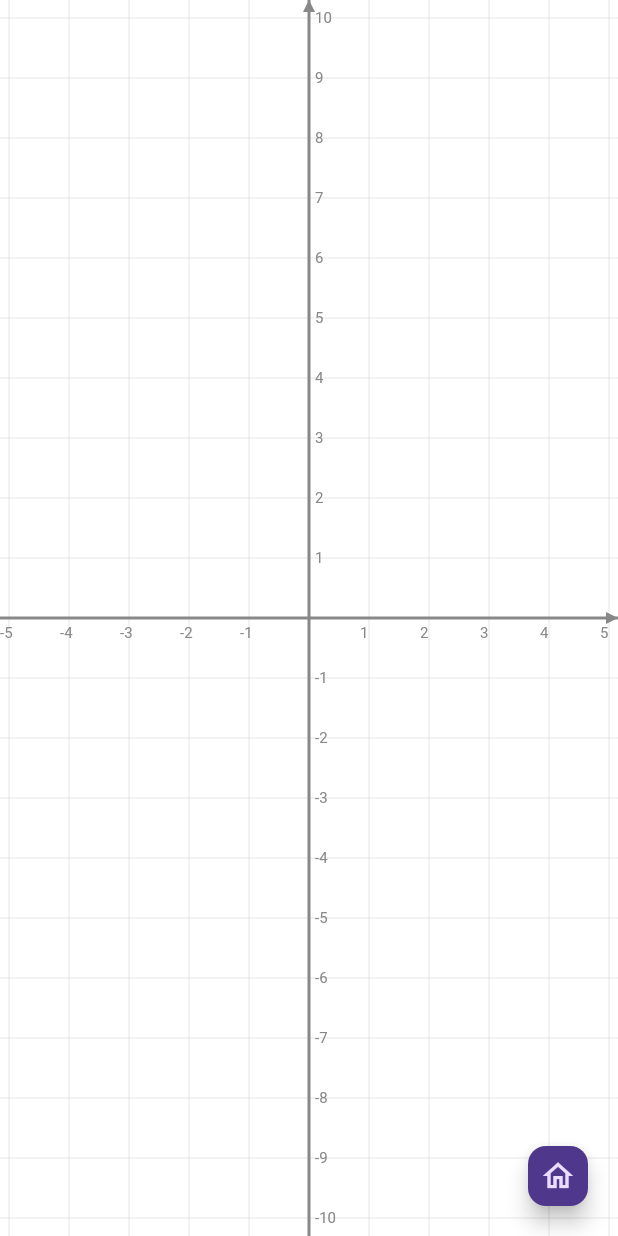
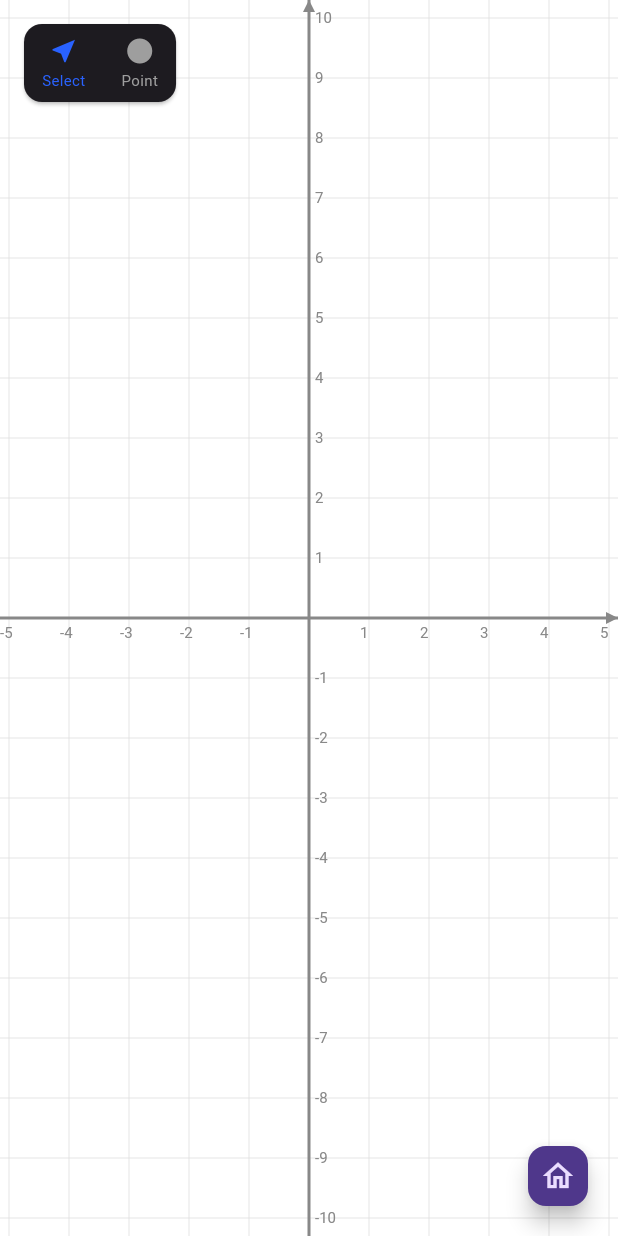
Before and after one commit to Feliks729/math_tool, a Flutter app: the screen it shows after launch, after a tap on the "home" icon, on a phone screen of 412 x 824 dp. Run offline on Flutter 3.47's test engine with Material 3 defaults, Android fonts, the phone set to English and light mode, and no system bars; our stand-ins replace flutter_riverpod, math_expressions, riverpod.

Commit message:
Часть 2.4-2.6: слои, состояние Riverpod, точки на поле

```diff
--- /dev/null
+++ b/lib/core/math_model/point_object.dart
@@ -0,0 +1,32 @@
+// ============================================
+// ФАЙЛ: lib/core/math_model/point_object.dart
+// ЧАСТЬ ПЛАНА: 2.6 — Объект точки на поле
+// ЧТО ДЕЛАЕТ: MathObject-обёртка над MathPoint для хранения в состоянии поля
+// ЗАВИСИТ ОТ: math_object.dart, math_point.dart, constants.dart
+// ============================================
+
+import 'math_object.dart';
+import 'math_point.dart';
+
+class PointObject extends MathObject {
+  final MathPoint point;
+
+  PointObject({
+    required this.point,
+    super.isVisible,
+    super.isSelected,
+    super.id,
+  }) : super(type: MathObjectType.point);
+
+  // Ограничивающий прямоугольник — маленькая область вокруг точки
+  @override
+  BoundingBox boundingBox() => (
+        minX: point.x - 0.3,
+        minY: point.y - 0.3,
+        maxX: point.x + 0.3,
+        maxY: point.y + 0.3,
+      );
+
+  @override
+  String toString() => 'PointObject($point)';
+}
--- a/lib/field/grid_field.dart
+++ b/lib/field/grid_field.dart
@@ -1,35 +1,39 @@
 // ============================================
 // ФАЙЛ: lib/field/grid_field.dart
-// ЧАСТЬ ПЛАНА: 2.1 — GridField — главный виджет
-// ЧТО ДЕЛАЕТ: интерактивная сетка с зумом и панорамой
-// ЗАВИСИТ ОТ: grid_controller.dart, grid_painter.dart, grid_settings.dart
+// ЧАСТЬ ПЛАНА: 2.6 — Подключение состояния к полю
+// ЧТО ДЕЛАЕТ: интерактивная сетка с состоянием через Riverpod
+// ЗАВИСИТ ОТ: grid_controller.dart, grid_painter.dart, слои, state
 // ============================================
 
 import 'package:flutter/gestures.dart';
 import 'package:flutter/material.dart';
+import 'package:flutter_riverpod/flutter_riverpod.dart';
 
 import '../core/constants.dart';
-
+import '../core/math_model/math_point.dart';
+import '../core/math_model/point_object.dart';
+import '../state/field_state.dart';
+import '../state/tool_state.dart';
 import 'grid_controller.dart';
 import 'grid_painter.dart';
 import 'grid_settings.dart';
+import 'layers/annotations_layer.dart';
+import 'layers/interaction_layer.dart';
+import 'layers/objects_layer.dart';
 
-class GridField extends StatefulWidget {
+class GridField extends ConsumerStatefulWidget {
   final GridSettings? settings;
 
   const GridField({super.key, this.settings});
 
   @override
-  State<GridField> createState() => _GridFieldState();
+  ConsumerState<GridField> createState() => _GridFieldState();
 }
 
-class _GridFieldState extends State<GridField> {
+class _GridFieldState extends ConsumerState<GridField> {
   late GridController _controller;
 
-  // Масштаб в начале жеста — нужен чтобы зум был относительным
   double _scaleAtGestureStart = 1.0;
-
-  // Флаг — центрировали ли уже при первом layout
   bool _centered = false;
 
   @override
@@ -46,7 +50,7 @@ class _GridFieldState extends State<GridField> {
     super.dispose();
   }
 
-  // Колёсико мыши — зум на desktop и в браузере
+  // Колёсико мыши — зум
   void _onPointerSignal(PointerSignalEvent event) {
     if (event is PointerScrollEvent) {
       if (event.scrollDelta.dy < 0) {
@@ -63,26 +67,64 @@ class _GridFieldState extends State<GridField> {
 
   void _onScaleUpdate(ScaleUpdateDetails details) {
     if (details.scale != 1.0) {
-      final newScale = (_scaleAtGestureStart * details.scale).clamp(kZoomMin, kZoomMax);
+      final newScale =
+          (_scaleAtGestureStart * details.scale).clamp(kZoomMin, kZoomMax);
       _controller.scale = newScale;
     }
     _controller.pan(details.focalPointDelta.dx, details.focalPointDelta.dy);
   }
 
+  // Тап по полю — поведение зависит от активного инструмента
   void _onTapDown(TapDownDetails details) {
-    final fieldPoint = _controller.screenToField(details.localPosition);
-    debugPrint(
-      'Тап: (${fieldPoint.dx.toStringAsFixed(2)}, ${fieldPoint.dy.toStringAsFixed(2)})',
+    final activeTool = ref.read(activeToolProvider);
+
+    if (activeTool == ActiveTool.point) {
+      _placePoint(details.localPosition);
+    }
+  }
+
+  // Поставить точку в позиции тапа
+  void _placePoint(Offset screenPos) {
+    var fieldPos = _controller.screenToField(screenPos);
+
+    // Привязка к узлу сетки если включена
+    if (_controller.settings.snapToGrid) {
+      fieldPos = _controller.snapToGrid(fieldPos);
+    }
+
+    // Следующая буква метки: A, B, C... по числу уже существующих точек
+    final existingPoints = ref
+        .read(fieldProvider)
+        .objects
+        .whereType<PointObject>()
+        .length;
+    final label = existingPoints < 26
+        ? String.fromCharCode('A'.codeUnitAt(0) + existingPoints)
+        : 'P$existingPoints';
+
+    final obj = PointObject(
+      point: MathPoint(x: fieldPos.dx, y: fieldPos.dy, label: label),
     );
+
+    ref.read(fieldProvider.notifier).addObject(obj);
   }
 
   @override
   Widget build(BuildContext context) {
+    final fieldState = ref.watch(fieldProvider);
+    final activeTool = ref.watch(activeToolProvider);
+
+    // Находим выделенный объект для InteractionLayer
+    final selected = fieldState.selectedObjectId != null
+        ? fieldState.objects
+            .where((o) => o.id == fieldState.selectedObjectId)
+            .firstOrNull
+        : null;
+
     return LayoutBuilder(
       builder: (context, constraints) {
         final size = Size(constraints.maxWidth, constraints.maxHeight);
 
-        // Центрируем один раз при первом построении
         if (!_centered && size != Size.zero) {
           _centered = true;
           WidgetsBinding.instance.addPostFrameCallback((_) {
@@ -98,6 +140,7 @@ class _GridFieldState extends State<GridField> {
             onTapDown: _onTapDown,
             child: Stack(
               children: [
+                // Слой 0 — сетка
                 SizedBox.expand(
                   child: AnimatedBuilder(
                     animation: _controller,
@@ -107,7 +150,50 @@ class _GridFieldState extends State<GridField> {
                   ),
                 ),
 
-                // Кнопка сброса — центрирует с текущим размером экрана
+                // Слой 1 — объекты
+                SizedBox.expand(
+                  child: AnimatedBuilder(
+                    animation: _controller,
+                    builder: (context, _) => CustomPaint(
+                      painter: ObjectsLayer(
+                        objects: fieldState.objects,
+                        controller: _controller,
+                      ),
+                    ),
+                  ),
+                ),
+
+                // Слой 2 — аннотации
+                SizedBox.expand(
+                  child: CustomPaint(
+                    painter: AnnotationsLayer(
+                      objects: fieldState.objects,
+                      controller: _controller,
+                    ),
+                  ),
+                ),
+
+                // Слой 3 — интерактив
+                SizedBox.expand(
+                  child: AnimatedBuilder(
+                    animation: _controller,
+                    builder: (context, _) => CustomPaint(
+                      painter: InteractionLayer(
+                        controller: _controller,
+                        selectedObject: selected,
+                      ),
+                    ),
+                  ),
+                ),
+
+                // Временная панель инструментов для тестирования
+                Positioned(
+                  top: 12,
+                  left: 12,
+                  child: _ToolBar(activeTool: activeTool),
+                ),
+
+                // Кнопка сброса вида
                 Positioned(
                   right: 16,
                   bottom: 16,
@@ -125,3 +211,78 @@ class _GridFieldState extends State<GridField> {
     );
   }
 }
+
+// Временная панель инструментов — для тестирования постановки точек
+class _ToolBar extends ConsumerWidget {
+  final ActiveTool activeTool;
+
+  const _ToolBar({required this.activeTool});
+
+  @override
+  Widget build(BuildContext context, WidgetRef ref) {
+    return Card(
+      child: Row(
+        mainAxisSize: MainAxisSize.min,
+        children: [
+          _ToolButton(
+            icon: Icons.near_me,
+            label: 'Select',
+            active: activeTool == ActiveTool.select,
+            onTap: () => ref.read(activeToolProvider.notifier).state =
+                ActiveTool.select,
+          ),
+          _ToolButton(
+            icon: Icons.circle,
+            label: 'Point',
+            active: activeTool == ActiveTool.point,
+            onTap: () => ref.read(activeToolProvider.notifier).state =
+                ActiveTool.point,
+          ),
+        ],
+      ),
+    );
+  }
+}
+
+class _ToolButton extends StatelessWidget {
+  final IconData icon;
+  final String label;
+  final bool active;
+  final VoidCallback onTap;
+
+  const _ToolButton({
+    required this.icon,
+    required this.label,
+    required this.active,
+    required this.onTap,
+  });
+
+  @override
+  Widget build(BuildContext context) {
+    return InkWell(
+      onTap: onTap,
+      borderRadius: BorderRadius.circular(8),
+      child: Padding(
+        padding: const EdgeInsets.symmetric(horizontal: 12, vertical: 8),
+        child: Column(
+          mainAxisSize: MainAxisSize.min,
+          children: [
+            Icon(
+              icon,
+              size: 20,
+              color: active ? kColorPoint : Colors.grey,
+            ),
+            const SizedBox(height: 2),
+            Text(
+              label,
+              style: TextStyle(
+                fontSize: 10,
+                color: active ? kColorPoint : Colors.grey,
+              ),
+            ),
+          ],
+        ),
+      ),
+    );
+  }
+}
--- /dev/null
+++ b/lib/field/layers/annotations_layer.dart
@@ -0,0 +1,34 @@
+// ============================================
+// ФАЙЛ: lib/field/layers/annotations_layer.dart
+// ЧАСТЬ ПЛАНА: 2.4 — Слои поля
+// ЧТО ДЕЛАЕТ: слой аннотаций — подписи, размеры, углы
+// ЗАВИСИТ ОТ: math_object.dart, grid_controller.dart
+// ============================================
+
+import 'package:flutter/material.dart';
+
+import '../../core/math_model/math_object.dart';
+import '../grid_controller.dart';
+
+class AnnotationsLayer extends CustomPainter {
+  final List<MathObject> objects;
+  final GridController controller;
+
+  /// Можно скрыть все аннотации одним флагом
+  final bool isVisible;
+
+  const AnnotationsLayer({
+    required this.objects,
+    required this.controller,
+    this.isVisible = true,
+  });
+
+  @override
+  void paint(Canvas canvas, Size size) {
+    // Заполняется по мере добавления объектов с аннотациями
+  }
+
+  @override
+  bool shouldRepaint(AnnotationsLayer oldDelegate) =>
+      oldDelegate.objects != objects || oldDelegate.isVisible != isVisible;
+}
--- /dev/null
+++ b/lib/field/layers/interaction_layer.dart
@@ -0,0 +1,64 @@
+// ============================================
+// ФАЙЛ: lib/field/layers/interaction_layer.dart
+// ЧАСТЬ ПЛАНА: 2.4 — Слои поля
+// ЧТО ДЕЛАЕТ: слой интерактива — выделение и превью при построении
+// ЗАВИСИТ ОТ: math_object.dart, grid_controller.dart, constants.dart
+// ============================================
+
+import 'package:flutter/material.dart';
+
+import '../../core/constants.dart';
+import '../../core/math_model/math_object.dart';
+import '../grid_controller.dart';
+
+class InteractionLayer extends CustomPainter {
+  final MathObject? selectedObject;
+  final MathObject? previewObject;
+  final GridController controller;
+
+  const InteractionLayer({
+    required this.controller,
+    this.selectedObject,
+    this.previewObject,
+  });
+
+  @override
+  void paint(Canvas canvas, Size size) {
+    if (selectedObject != null) {
+      _drawSelectionBox(canvas, selectedObject!);
+    }
+    if (previewObject != null) {
+      _drawSelectionBox(canvas, previewObject!);
+    }
+  }
+
+  // Рисует прямоугольник подсветки вокруг boundingBox объекта
+  void _drawSelectionBox(Canvas canvas, MathObject obj) {
+    final box = obj.boundingBox();
+
+    final topLeft = controller.fieldToScreen(Offset(box.minX, box.maxY));
+    final bottomRight = controller.fieldToScreen(Offset(box.maxX, box.minY));
+
+    final rect = Rect.fromPoints(topLeft, bottomRight);
+
+    // Полупрозрачная заливка
+    canvas.drawRect(
+      rect,
+      Paint()..color = kColorSelection.withValues(alpha: 0.3),
+    );
+
+    // Контур
+    canvas.drawRect(
+      rect,
+      Paint()
+        ..color = kColorSelection
+        ..style = PaintingStyle.stroke
+        ..strokeWidth = 1.5,
+    );
+  }
+
+  @override
+  bool shouldRepaint(InteractionLayer oldDelegate) =>
+      oldDelegate.selectedObject != selectedObject ||
+      oldDelegate.previewObject != previewObject;
+}
--- /dev/null
+++ b/lib/field/layers/objects_layer.dart
@@ -0,0 +1,79 @@
+// ============================================
+// ФАЙЛ: lib/field/layers/objects_layer.dart
+// ЧАСТЬ ПЛАНА: 2.4 / 2.6 — Слой объектов
+// ЧТО ДЕЛАЕТ: рисует объекты поля — точки и будущие фигуры
+// ЗАВИСИТ ОТ: math_object.dart, point_object.dart, grid_controller.dart, constants.dart
+// ============================================
+
+import 'package:flutter/material.dart';
+
+import '../../core/constants.dart';
+import '../../core/math_model/math_object.dart';
+import '../../core/math_model/point_object.dart';
+import '../grid_controller.dart';
+
+class ObjectsLayer extends CustomPainter {
+  final List<MathObject> objects;
+  final GridController controller;
+
+  const ObjectsLayer({
+    required this.objects,
+    required this.controller,
+  });
+
+  @override
+  void paint(Canvas canvas, Size size) {
+    for (final obj in objects) {
+      if (!obj.isVisible) continue;
+
+      if (obj is PointObject) {
+        _drawPoint(canvas, obj);
+      }
+      // Другие типы объектов добавляются здесь по мере разработки режимов
+    }
+  }
+
+  // Рисует точку: закрашенный круг + метка
+  void _drawPoint(Canvas canvas, PointObject obj) {
+    final screen = controller.fieldToScreen(
+      Offset(obj.point.x, obj.point.y),
+    );
+
+    // Закрашенный круг
+    canvas.drawCircle(
+      screen,
+      4.0,
+      Paint()..color = obj.isSelected ? kColorSelection : kColorPoint,
+    );
+
+    // Тонкий белый контур чтобы точка была видна на сетке
+    canvas.drawCircle(
+      screen,
+      4.0,
+      Paint()
+        ..color = Colors.white
+        ..style = PaintingStyle.stroke
+        ..strokeWidth = 1.0,
+    );
+
+    // Метка рядом с точкой
+    if (obj.point.label.isNotEmpty) {
+      final tp = TextPainter(
+        text: TextSpan(
+          text: obj.point.label,
+          style: const TextStyle(
+            color: kColorPoint,
+            fontSize: 12,
+            fontWeight: FontWeight.w600,
+          ),
+        ),
+        textDirection: TextDirection.ltr,
+      )..layout();
+      tp.paint(canvas, screen + const Offset(6, -14));
+    }
+  }
+
+  @override
+  bool shouldRepaint(ObjectsLayer oldDelegate) =>
+      oldDelegate.objects != objects;
+}
--- a/lib/main.dart
+++ b/lib/main.dart
@@ -4,8 +4,10 @@
 // ============================================
 
 import 'package:flutter/material.dart';
+import 'package:flutter_riverpod/flutter_riverpod.dart';
+
 import 'app.dart';
 
 void main() {
-  runApp(const MathToolApp());
+  runApp(const ProviderScope(child: MathToolApp()));
 }
--- /dev/null
+++ b/lib/state/tool_state.dart
@@ -0,0 +1,25 @@
+// ============================================
+// ФАЙЛ: lib/state/tool_state.dart
+// ЧАСТЬ ПЛАНА: 2.5 — Глобальное состояние поля
+// ЧТО ДЕЛАЕТ: хранит активный инструмент пользователя
+// ЗАВИСИТ ОТ: riverpod
+// ============================================
+
+import 'package:riverpod/riverpod.dart';
+
+// Все доступные инструменты
+enum ActiveTool {
+  select,      // выделение и перемещение объектов
+  point,       // поставить точку
+  segment,     // нарисовать отрезок
+  triangle,    // построить треугольник
+  circle,      // построить окружность
+  polygon,     // построить многоугольник
+  function,    // построить график функции
+  numberLine,  // числовая прямая
+}
+
+// По умолчанию — режим выделения
+final activeToolProvider = StateProvider<ActiveTool>(
+  (ref) => ActiveTool.select,
+);
```
Also changed, not shown: lib/state/field_state.dart (added, +73 -0 lines).
